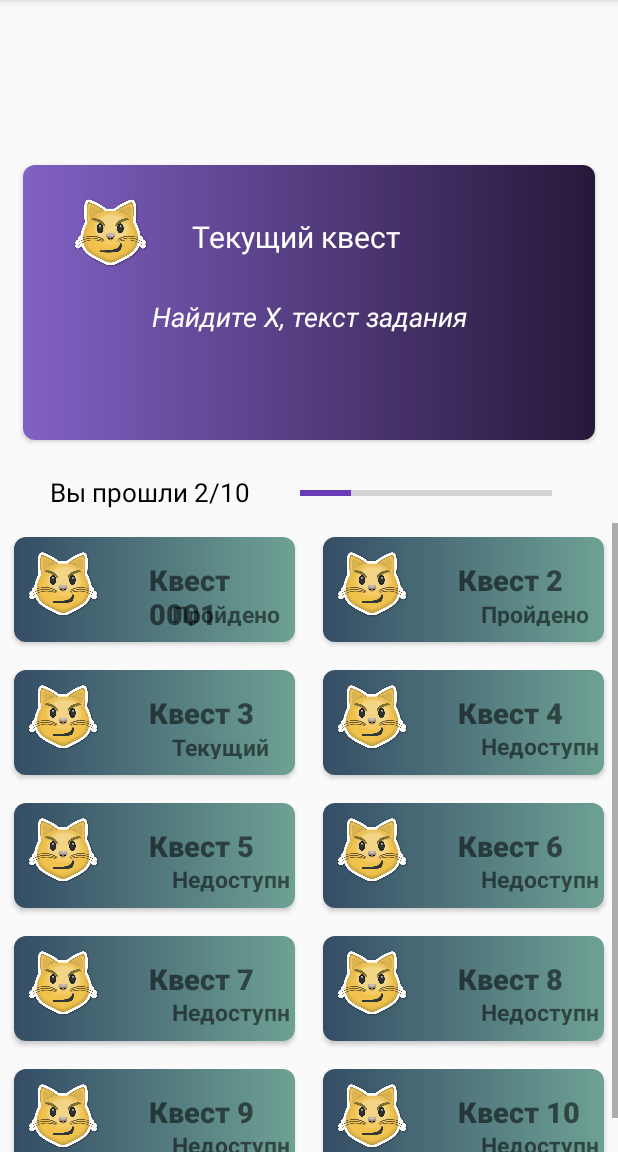
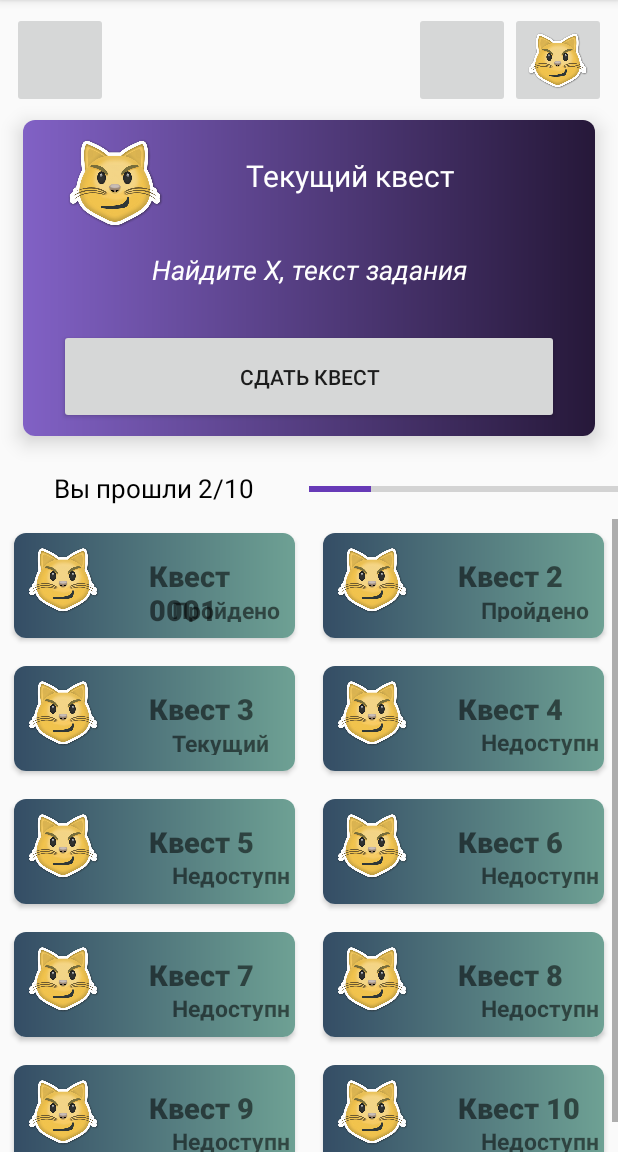
Before and after one commit to TheHoboCoder/MagunyataSecrets, an Android app: the MainActivity screen opened directly, with no data from a screen before it, on a phone screen of 412 x 824 dp, the part 84-1236 px from its top. Run offline under Robolectric (Android 15) with nearby library versions, the phone set to English and light mode, and no system bars.

Commit message:
Changed main activity layout to match all screen sizes

```diff
--- a/app/src/main/res/layout/activity_main.xml
+++ b/app/src/main/res/layout/activity_main.xml
@@ -7,73 +7,99 @@
     android:layout_height="match_parent"
     android:orientation="vertical"
     tools:context=".MainActivity">
+
+    <androidx.constraintlayout.widget.ConstraintLayout
+        android:layout_width="match_parent"
+        android:layout_margin="8dp"
+        android:layout_height="@dimen/main_toolbar_h">
+
+        <ImageButton
+            android:id="@+id/inventoryButton"
+            android:layout_width="@dimen/main_toolbar_h"
+            android:layout_height="match_parent"
+            app:layout_constraintBottom_toBottomOf="parent"
+            app:layout_constraintStart_toStartOf="parent"
+            app:layout_constraintTop_toTopOf="parent" />
+
+        <ImageButton
+            android:id="@+id/hintBtn"
+            android:src="@drawable/kiski"
+            android:scaleType="centerInside"
+            android:layout_width="@dimen/main_toolbar_h"
+            android:layout_height="match_parent"
+            app:layout_constraintEnd_toEndOf="parent"
+            app:layout_constraintTop_toTopOf="parent" />
+
+        <ImageButton
+            android:id="@+id/storyBtn"
+            android:layout_width="@dimen/main_toolbar_h"
+            android:layout_height="match_parent"
+            app:layout_constraintBottom_toBottomOf="parent"
+            app:layout_constraintEnd_toStartOf="@+id/hintBtn"
+            app:layout_constraintTop_toTopOf="parent" />
+    </androidx.constraintlayout.widget.ConstraintLayout>
     <!--TODO: remove click listener-->
     <androidx.cardview.widget.CardView
         android:layout_width="match_parent"
         android:layout_marginRight="15dp"
         android:layout_marginLeft="15dp"
         app:cardCornerRadius="8dp"
-        android:layout_marginTop="110dp"
+        app:cardElevation="8dp"
         android:onClick="testCamera"
-        android:layout_height="183dp">
-        <LinearLayout
+        android:layout_height="0dp"
+        android:layout_weight="1">
+        <androidx.constraintlayout.widget.ConstraintLayout
             android:background="@drawable/bg1"
             android:layout_width="match_parent"
             android:orientation="vertical"
             android:layout_height="match_parent">
-            <LinearLayout
-                android:layout_width="match_parent"
-                android:layout_height="49dp"
+
+            <ImageView
+                android:id="@+id/imageView"
+                android:layout_width="0dp"
+                android:layout_height="0dp"
                 android:layout_marginLeft="30dp"
-                android:layout_marginTop="20dp"
-                android:layout_marginRight="30dp"
-                android:orientation="horizontal">
-                <ImageView
-                    android:layout_width="57dp"
-                    android:layout_height="match_parent"
+                android:layout_marginTop="10dp"
+                android:contentDescription="@string/image"
                 android:src="@drawable/kiski"
-                    android:contentDescription="@string/image" />
-                <LinearLayout
-                    android:layout_width="267dp"
-                    android:layout_height="match_parent"
-                    android:orientation="vertical">
+                app:layout_constraintDimensionRatio="1"
+                app:layout_constraintHeight_percent="0.3"
+                app:layout_constraintStart_toStartOf="parent"
+                app:layout_constraintTop_toTopOf="parent" />
+
             <TextView
-                        android:layout_marginTop="14dp"
-                        android:layout_width="177dp"
-                        android:layout_height="match_parent"
-                        android:layout_marginStart="25dp"
+                android:id="@+id/questName"
+                android:layout_width="wrap_content"
+                android:layout_height="wrap_content"
+                android:layout_gravity="center"
                 android:text="@string/quest"
-                        android:textAlignment="viewStart"
                 android:textAllCaps="false"
                 android:textColor="#FFFFFF"
-                        android:textSize="20sp" />
-                </LinearLayout>
-            </LinearLayout>
+                android:textSize="20sp"
+                app:layout_constraintBottom_toBottomOf="@+id/imageView"
 
-            <LinearLayout
+                app:layout_constraintEnd_toEndOf="parent"
+                app:layout_constraintHorizontal_bias="0.37"
+                app:layout_constraintStart_toEndOf="@+id/imageView"
+                app:layout_constraintTop_toTopOf="@+id/imageView"
+                app:layout_constraintVertical_bias="0.37" />
+
+            <ScrollView
                 android:layout_width="match_parent"
-                android:layout_height="10dp"
-                android:layout_marginTop="4dp"
-                android:layout_marginStart="9dp"
-                android:layout_marginEnd="6dp">
+                android:layout_height="0dp"
+                android:layout_marginStart="16dp"
+                android:layout_marginTop="16dp"
+                android:layout_marginEnd="16dp"
+                android:layout_marginBottom="8dp"
+                app:layout_constraintBottom_toTopOf="@+id/questPassBtn"
+                app:layout_constraintEnd_toEndOf="parent"
+                app:layout_constraintStart_toStartOf="parent"
+                app:layout_constraintTop_toBottomOf="@+id/imageView">
+
                 <TextView
+                    android:id="@+id/questDesc"
                     android:layout_width="match_parent"
-                    android:layout_height="match_parent"
-                    android:textSize="12sp"
-                    android:textStyle="bold" />
-            </LinearLayout>
-
-            <LinearLayout
-                android:layout_width="match_parent"
-                android:layout_height="78dp"
-                android:layout_marginLeft="30dp"
-                android:layout_marginTop="7dp"
-                android:layout_marginRight="30dp"
-                >
-                <TextView
-                    android:layout_width="match_parent"
-                    android:layout_height="90dp"
-
+                    android:layout_height="wrap_content"
                     android:fontFamily="cursive"
                     android:text="@string/find"
                     android:textAlignment="center"
@@ -81,8 +107,24 @@
                     android:textSize="18sp"
                     android:textStyle="italic"
                     android:typeface="normal" />
-            </LinearLayout>
-        </LinearLayout>
+
+            </ScrollView>
+
+            <Button
+                android:id="@+id/questPassBtn"
+                android:text="@string/pass_quest"
+                android:layout_width="match_parent"
+                android:layout_height="0dp"
+                android:layout_marginStart="24dp"
+                android:layout_marginEnd="24dp"
+                android:layout_marginBottom="8dp"
+                app:layout_constraintBottom_toBottomOf="parent"
+                app:layout_constraintEnd_toEndOf="parent"
+                app:layout_constraintHeight_percent="0.3"
+                app:layout_constraintStart_toStartOf="parent" />
+
+
+        </androidx.constraintlayout.widget.ConstraintLayout>
     </androidx.cardview.widget.CardView>
 
     <LinearLayout
@@ -91,8 +133,9 @@
         android:layout_marginTop="15dp"
         >
         <TextView
-            android:layout_width="200dp"
+            android:layout_width="0dp"
             android:layout_height="match_parent"
+            android:layout_weight="1"
             android:layout_marginTop="7dp"
             android:text="@string/progress"
             android:textAlignment="center"
@@ -101,7 +144,8 @@
         <ProgressBar
             android:id="@+id/progressBar2"
             style="@style/Widget.AppCompat.ProgressBar.Horizontal"
-            android:layout_width="168dp"
+            android:layout_width="0dp"
+            android:layout_weight="1"
             android:layout_height="40dp"
             android:foregroundTint="#FFFFFF"
             android:max="100"
@@ -112,7 +156,8 @@
 
     <ScrollView
         android:layout_width="match_parent"
-        android:layout_height="match_parent">
+        android:layout_height="0dp"
+        android:layout_weight="2">
         <RelativeLayout
             android:layout_width="match_parent"
             android:layout_height="match_parent"
--- a/app/src/main/res/values/dimens.xml
+++ b/app/src/main/res/values/dimens.xml
@@ -5,4 +5,5 @@
     <dimen name="text_padding">18dp</dimen>
     <dimen name="btn_size_h">200dp</dimen>
     <dimen name="btn_size_v">80dp</dimen>
+    <dimen name="main_toolbar_h">64dp</dimen>
 </resources>
--- a/app/src/main/res/values/strings.xml
+++ b/app/src/main/res/values/strings.xml
@@ -8,6 +8,7 @@
     <string name="placeholder">Lorem ipsum dolor sit amet, consectetur adipiscing elit, sed do eiusmod tempor incididunt ut labore et dolore magna aliqua. Ut enim ad minim veniam, quis nostrud exercitation ullamco laboris nisi ut aliquip ex ea commodo consequat. Duis aute irure dolor in reprehenderit in voluptate velit esse cillum dolore eu fugiat nulla pariatur. Excepteur sint occaecat cupidatat non proident, sunt in culpa qui officia deserunt mollit anim id est laborum</string>
 
     <string name="quest">Текущий квест</string>
+    <string name="pass_quest">Сдать квест</string>
     <string name="find">Найдите Х, текст задания</string>
     <string name="line">___________________________________________________________________________________________</string>
     <string name="progress">Вы прошли 2/10</string>
```
Lines whose indentation alone changed are shown as unchanged.
